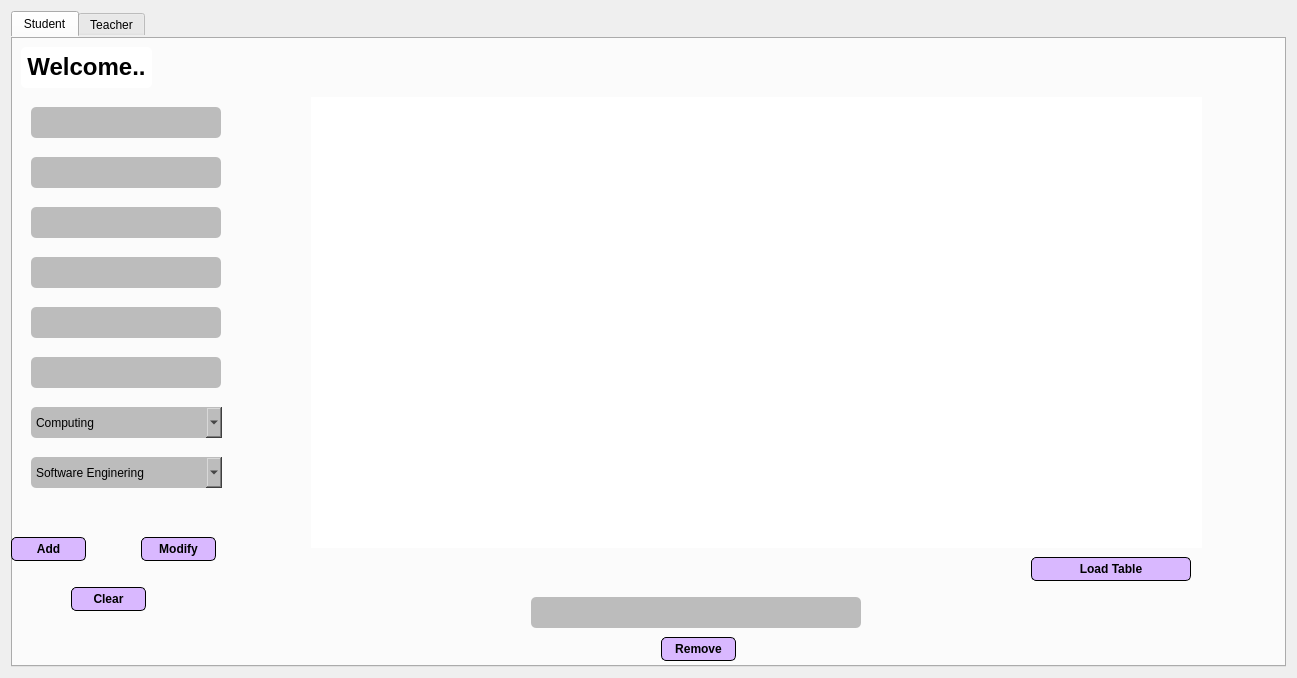
Old version of the form hod.ui in the repository samidukushalaya/Qt-Student_Teacher_Manager.
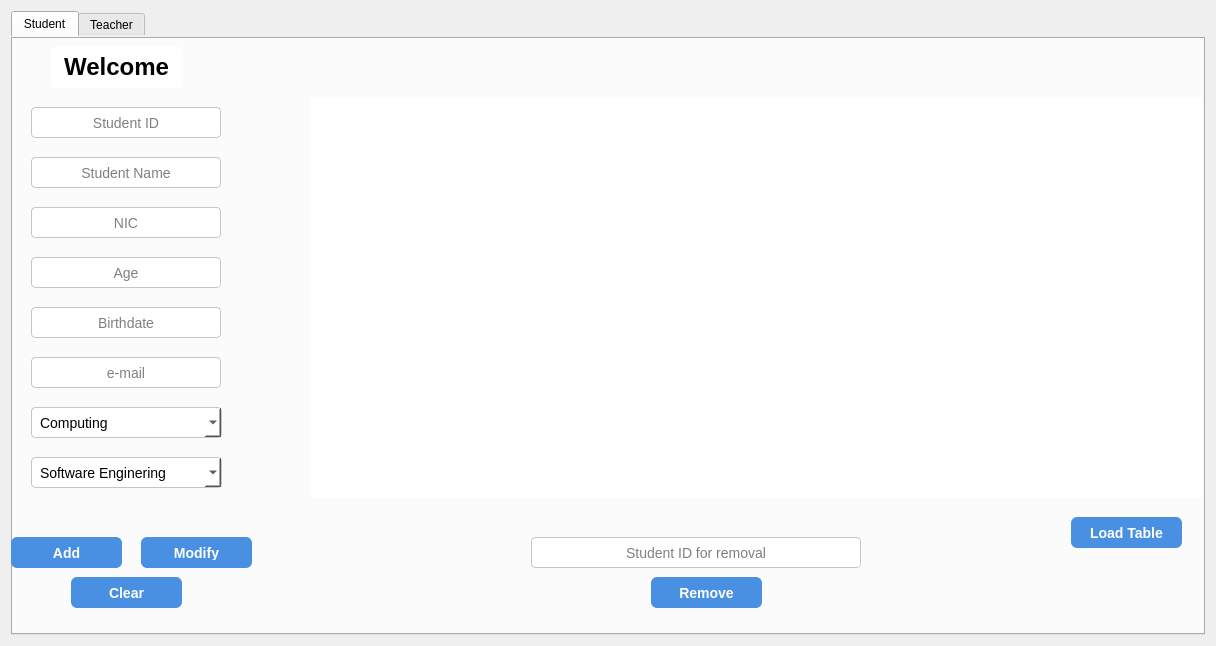
New version of the form.

Patch:
```diff
--- a/hod.ui
+++ b/hod.ui
@@ -6,8 +6,8 @@
    <rect>
     <x>0</x>
     <y>0</y>
-    <width>1297</width>
-    <height>678</height>
+    <width>1216</width>
+    <height>646</height>
    </rect>
   </property>
   <property name="windowTitle">
@@ -33,7 +33,7 @@
       <widget class="QLabel" name="label">
        <property name="geometry">
         <rect>
-         <x>10</x>
+         <x>40</x>
          <y>10</y>
          <width>131</width>
          <height>41</height>
@@ -43,34 +43,42 @@
         <string notr="true">background-color: rgb(255, 255, 255);</string>
        </property>
        <property name="text">
-        <string>&lt;html&gt;&lt;head/&gt;&lt;body&gt;&lt;p align=&quot;center&quot;&gt;&lt;span style=&quot; font-size:18pt; font-weight:700;&quot;&gt;Welcome..&lt;/span&gt;&lt;/p&gt;&lt;/body&gt;&lt;/html&gt;</string>
+        <string>&lt;html&gt;&lt;head/&gt;&lt;body&gt;&lt;p align=&quot;center&quot;&gt;&lt;span style=&quot; font-size:18pt; font-weight:700;&quot;&gt;Welcome&lt;/span&gt;&lt;/p&gt;&lt;/body&gt;&lt;/html&gt;</string>
        </property>
        <property name="scaledContents">
         <bool>false</bool>
        </property>
+       <property name="alignment">
+        <set>Qt::AlignmentFlag::AlignCenter</set>
+       </property>
       </widget>
       <widget class="QPushButton" name="pushButton">
        <property name="geometry">
         <rect>
          <x>0</x>
          <y>500</y>
-         <width>75</width>
-         <height>24</height>
+         <width>111</width>
+         <height>31</height>
         </rect>
        </property>
        <property name="styleSheet">
-        <string notr="true">#pushButton{
-font:bold;
-background-color: rgb(217, 184, 255);
-border-radius:5px;
-border:1px solid;
+        <string notr="true">QPushButton {
+    background-color: #4a90e2;
+    color: white;
+    border: none;
+    padding: 8px 16px;
+    border-radius: 6px;
+    font-size: 14px;
+    font-weight: 500;
+}
 
 
 
+QPushButton:disabled {
+    background-color: #b5b5b5;
+    color: #f0f0f0;
 }
-#pushButton:pressed{
-	background-color: rgb(255, 255, 255);
-}</string>
+</string>
        </property>
        <property name="text">
         <string>Add</string>
@@ -81,23 +89,28 @@
         <rect>
          <x>130</x>
          <y>500</y>
-         <width>75</width>
-         <height>24</height>
+         <width>111</width>
+         <height>31</height>
         </rect>
        </property>
        <property name="styleSheet">
-        <string notr="true">#pushButton_2{
-font:bold;
-background-color: rgb(217, 184, 255);
-border-radius:5px;
-border:1px solid;
+        <string notr="true">QPushButton {
+    background-color: #4a90e2;
+    color: white;
+    border: none;
+    padding: 8px 16px;
+    border-radius: 6px;
+    font-size: 14px;
+    font-weight: 500;
+}
 
 
 
+QPushButton:disabled {
+    background-color: #b5b5b5;
+    color: #f0f0f0;
 }
-#pushButton_2:pressed{
-	background-color: rgb(255, 255, 255);
-}</string>
+</string>
        </property>
        <property name="text">
         <string>Modify</string>
@@ -113,8 +126,33 @@
         </rect>
        </property>
        <property name="styleSheet">
-        <string notr="true">border-radius:5px;
-background-color: rgb(188, 188, 188);</string>
+        <string notr="true">QLineEdit {
+    border: 1px solid #c5c5c5;
+    border-radius: 4px;
+    padding: 6px 8px;
+    background-color: #ffffff;
+    font-size: 14px;
+}
+
+QLineEdit:focus {
+    border: 1px solid #4a90e2;
+    background-color: #ffffff;
+}
+
+QLineEdit:disabled {
+    background-color: #f0f0f0;
+    color: #a0a0a0;
+}
+</string>
+       </property>
+       <property name="alignment">
+        <set>Qt::AlignmentFlag::AlignCenter</set>
+       </property>
+       <property name="readOnly">
+        <bool>false</bool>
+       </property>
+       <property name="placeholderText">
+        <string>Student ID</string>
        </property>
       </widget>
       <widget class="QLineEdit" name="lineEdit_2">
@@ -127,8 +165,30 @@
         </rect>
        </property>
        <property name="styleSheet">
-        <string notr="true">border-radius:5px;
-background-color: rgb(188, 188, 188);</string>
+        <string notr="true">QLineEdit {
+    border: 1px solid #c5c5c5;
+    border-radius: 4px;
+    padding: 6px 8px;
+    background-color: #ffffff;
+    font-size: 14px;
+}
+
+QLineEdit:focus {
+    border: 1px solid #4a90e2;
+    background-color: #ffffff;
+}
+
+QLineEdit:disabled {
+    background-color: #f0f0f0;
+    color: #a0a0a0;
+}
+</string>
+       </property>
+       <property name="alignment">
+        <set>Qt::AlignmentFlag::AlignCenter</set>
+       </property>
+       <property name="placeholderText">
+        <string>Student Name</string>
        </property>
       </widget>
       <widget class="QLineEdit" name="lineEdit_3">
@@ -141,8 +201,30 @@
         </rect>
        </property>
        <property name="styleSheet">
-        <string notr="true">border-radius:5px;
-background-color: rgb(188, 188, 188);</string>
+        <string notr="true">QLineEdit {
+    border: 1px solid #c5c5c5;
+    border-radius: 4px;
+    padding: 6px 8px;
+    background-color: #ffffff;
+    font-size: 14px;
+}
+
+QLineEdit:focus {
+    border: 1px solid #4a90e2;
+    background-color: #ffffff;
+}
+
+QLineEdit:disabled {
+    background-color: #f0f0f0;
+    color: #a0a0a0;
+}
+</string>
+       </property>
+       <property name="alignment">
+        <set>Qt::AlignmentFlag::AlignCenter</set>
+       </property>
+       <property name="placeholderText">
+        <string>NIC</string>
        </property>
       </widget>
       <widget class="QLineEdit" name="lineEdit_4">
@@ -155,8 +237,30 @@
         </rect>
        </property>
        <property name="styleSheet">
-        <string notr="true">border-radius:5px;
-background-color: rgb(188, 188, 188);</string>
+        <string notr="true">QLineEdit {
+    border: 1px solid #c5c5c5;
+    border-radius: 4px;
+    padding: 6px 8px;
+    background-color: #ffffff;
+    font-size: 14px;
+}
+
+QLineEdit:focus {
+    border: 1px solid #4a90e2;
+    background-color: #ffffff;
+}
+
+QLineEdit:disabled {
+    background-color: #f0f0f0;
+    color: #a0a0a0;
+}
+</string>
+       </property>
+       <property name="alignment">
+        <set>Qt::AlignmentFlag::AlignCenter</set>
+       </property>
+       <property name="placeholderText">
+        <string>Age</string>
        </property>
       </widget>
       <widget class="QLineEdit" name="lineEdit_5">
@@ -169,8 +273,30 @@
         </rect>
        </property>
        <property name="styleSheet">
-        <string notr="true">border-radius:5px;
-background-color: rgb(188, 188, 188);</string>
+        <string notr="true">QLineEdit {
+    border: 1px solid #c5c5c5;
+    border-radius: 4px;
+    padding: 6px 8px;
+    background-color: #ffffff;
+    font-size: 14px;
+}
+
+QLineEdit:focus {
+    border: 1px solid #4a90e2;
+    background-color: #ffffff;
+}
+
+QLineEdit:disabled {
+    background-color: #f0f0f0;
+    color: #a0a0a0;
+}
+</string>
+       </property>
+       <property name="alignment">
+        <set>Qt::AlignmentFlag::AlignCenter</set>
+       </property>
+       <property name="placeholderText">
+        <string>Birthdate</string>
        </property>
       </widget>
       <widget class="QLineEdit" name="lineEdit_6">
@@ -183,32 +309,59 @@
         </rect>
        </property>
        <property name="styleSheet">
-        <string notr="true">border-radius:5px;
-background-color: rgb(188, 188, 188);</string>
+        <string notr="true">QLineEdit {
+    border: 1px solid #c5c5c5;
+    border-radius: 4px;
+    padding: 6px 8px;
+    background-color: #ffffff;
+    font-size: 14px;
+}
+
+QLineEdit:focus {
+    border: 1px solid #4a90e2;
+    background-color: #ffffff;
+}
+
+QLineEdit:disabled {
+    background-color: #f0f0f0;
+    color: #a0a0a0;
+}
+</string>
+       </property>
+       <property name="alignment">
+        <set>Qt::AlignmentFlag::AlignCenter</set>
+       </property>
+       <property name="placeholderText">
+        <string>e-mail</string>
        </property>
       </widget>
       <widget class="QPushButton" name="pushButton_3">
        <property name="geometry">
         <rect>
-         <x>650</x>
-         <y>600</y>
-         <width>75</width>
-         <height>24</height>
+         <x>640</x>
+         <y>540</y>
+         <width>111</width>
+         <height>31</height>
         </rect>
        </property>
        <property name="styleSheet">
-        <string notr="true">#pushButton_3{
-font:bold;
-background-color: rgb(217, 184, 255);
-border-radius:5px;
-border:1px solid;
+        <string notr="true">QPushButton {
+    background-color: #4a90e2;
+    color: white;
+    border: none;
+    padding: 8px 16px;
+    border-radius: 6px;
+    font-size: 14px;
+    font-weight: 500;
+}
 
 
 
+QPushButton:disabled {
+    background-color: #b5b5b5;
+    color: #f0f0f0;
 }
-#pushButton_3:pressed{
-	background-color: rgb(255, 255, 255);
-}</string>
+</string>
        </property>
        <property name="text">
         <string>Remove</string>
@@ -218,42 +371,75 @@
        <property name="geometry">
         <rect>
          <x>520</x>
-         <y>560</y>
+         <y>500</y>
          <width>330</width>
          <height>31</height>
         </rect>
        </property>
        <property name="styleSheet">
-        <string notr="true">border-radius:5px;
-background-color: rgb(188, 188, 188);</string>
+        <string notr="true">QLineEdit {
+    border: 1px solid #c5c5c5;
+    border-radius: 4px;
+    padding: 6px 8px;
+    background-color: #ffffff;
+    font-size: 14px;
+}
+
+QLineEdit:focus {
+    border: 1px solid #4a90e2;
+    background-color: #ffffff;
+}
+
+QLineEdit:disabled {
+    background-color: #f0f0f0;
+    color: #a0a0a0;
+}
+</string>
+       </property>
+       <property name="alignment">
+        <set>Qt::AlignmentFlag::AlignCenter</set>
+       </property>
+       <property name="placeholderText">
+        <string>Student ID for removal</string>
        </property>
       </widget>
       <widget class="QPushButton" name="pushButton_4">
        <property name="geometry">
         <rect>
          <x>60</x>
-         <y>550</y>
-         <width>75</width>
-         <height>24</height>
+         <y>540</y>
+         <width>111</width>
+         <height>31</height>
         </rect>
        </property>
        <property name="styleSheet">
-        <string notr="true">#pushButton_4{
-font:bold;
-background-color: rgb(217, 184, 255);
-border-radius:5px;
-border:1px solid;
+        <string notr="true">QPushButton {
+    background-color: #4a90e2;
+    color: white;
+    border: none;
+    padding: 8px 16px;
+    border-radius: 6px;
+    font-size: 14px;
+    font-weight: 500;
+}
 
 
 
+QPushButton:disabled {
+    background-color: #b5b5b5;
+    color: #f0f0f0;
 }
-#pushButton_4:pressed{
-	background-color: rgb(255, 255, 255);
-}</string>
+</string>
        </property>
        <property name="text">
         <string>Clear</string>
        </property>
+       <property name="autoDefault">
+        <bool>true</bool>
+       </property>
+       <property name="default">
+        <bool>false</bool>
+       </property>
       </widget>
       <widget class="QComboBox" name="comboBox">
        <property name="geometry">
@@ -265,8 +451,13 @@
         </rect>
        </property>
        <property name="styleSheet">
-        <string notr="true">border-radius:5px;
-background-color: rgb(188, 188, 188);</string>
+        <string notr="true">QComboBox {
+	border: 1px solid #c5c5c5;
+	border-radius: 4px;
+	padding: 6px 8px;
+	background-color: #ffffff;
+	font-size: 14px;
+}</string>
        </property>
        <item>
         <property name="text">
@@ -289,8 +480,13 @@
         </rect>
        </property>
        <property name="styleSheet">
-        <string notr="true">border-radius:5px;
-background-color: rgb(188, 188, 188);</string>
+        <string notr="true">QComboBox {
+	border: 1px solid #c5c5c5;
+	border-radius: 4px;
+	padding: 6px 8px;
+	background-color: #ffffff;
+	font-size: 14px;
+}</string>
        </property>
        <item>
         <property name="text">
@@ -309,32 +505,37 @@
          <x>300</x>
          <y>60</y>
          <width>891</width>
-         <height>451</height>
+         <height>401</height>
         </rect>
        </property>
       </widget>
       <widget class="QPushButton" name="pushButton_9">
        <property name="geometry">
         <rect>
-         <x>1020</x>
-         <y>520</y>
-         <width>160</width>
-         <height>24</height>
+         <x>1060</x>
+         <y>480</y>
+         <width>111</width>
+         <height>31</height>
         </rect>
        </property>
        <property name="styleSheet">
-        <string notr="true">#pushButton_9{
-font:bold;
-background-color: rgb(217, 184, 255);
-border-radius:5px;
-border:1px solid;
+        <string notr="true">QPushButton {
+    background-color: #4a90e2;
+    color: white;
+    border: none;
+    padding: 8px 16px;
+    border-radius: 6px;
+    font-size: 14px;
+    font-weight: 500;
+}
 
 
 
+QPushButton:disabled {
+    background-color: #b5b5b5;
+    color: #f0f0f0;
 }
-#pushButton_9:pressed{
-	background-color: rgb(255, 255, 255);
-}</string>
+</string>
        </property>
        <property name="text">
         <string>Load Table</string>
```
Left out of the diff: 441 changed lines with no effect on the pictures.
